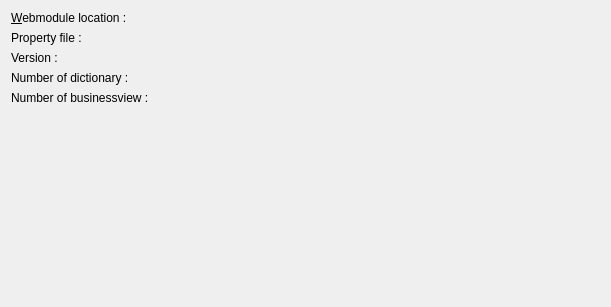
First picture: the form in plugins/generix/projectproperty/std/generixprojectpageform.ui, repository phoenix741/xinx, before the edit.
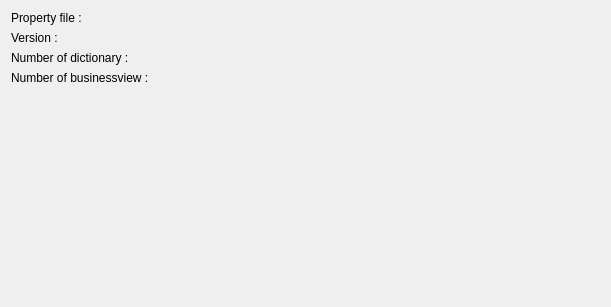
Second picture: the form after the edit. Custom widgets are drawn as their Qt base class.

What changed in the file:
```diff
--- a/plugins/generix/projectproperty/std/generixprojectpageform.ui
+++ b/plugins/generix/projectproperty/std/generixprojectpageform.ui
@@ -18,71 +18,51 @@
     <enum>QFormLayout::AllNonFixedFieldsGrow</enum>
    </property>
    <item row="0" column="0">
-    <widget class="QLabel" name="label">
-     <property name="text">
-      <string>&amp;Webmodule location :</string>
-     </property>
-     <property name="buddy">
-      <cstring>m_webModuleLocation</cstring>
-     </property>
-    </widget>
-   </item>
-   <item row="0" column="1">
-    <widget class="DirectoryEditWidget" name="m_webModuleLocation" native="true">
-     <property name="focusPolicy">
-      <enum>Qt::TabFocus</enum>
-     </property>
-     <property name="directory" stdset="0">
-      <bool>true</bool>
-     </property>
-    </widget>
-   </item>
-   <item row="1" column="0">
     <widget class="QLabel" name="label_5">
      <property name="text">
       <string>Property file :</string>
      </property>
     </widget>
    </item>
-   <item row="1" column="1">
+   <item row="0" column="1">
     <widget class="QLabel" name="m_propertyFileLabel">
      <property name="text">
       <string/>
      </property>
     </widget>
    </item>
-   <item row="2" column="0">
+   <item row="1" column="0">
     <widget class="QLabel" name="label_8">
      <property name="text">
       <string>Version :</string>
      </property>
     </widget>
    </item>
-   <item row="2" column="1">
+   <item row="1" column="1">
     <widget class="ConfigurationVersionLabel" name="m_configurationVersionLabel"/>
    </item>
-   <item row="3" column="0">
+   <item row="2" column="0">
     <widget class="QLabel" name="label_2">
      <property name="text">
       <string>Number of dictionary :</string>
      </property>
     </widget>
    </item>
-   <item row="3" column="1">
+   <item row="2" column="1">
     <widget class="QLabel" name="m_dictionaryCount">
      <property name="text">
       <string/>
      </property>
     </widget>
    </item>
-   <item row="4" column="0">
+   <item row="3" column="0">
     <widget class="QLabel" name="label_3">
      <property name="text">
       <string>Number of businessview :</string>
      </property>
     </widget>
    </item>
-   <item row="4" column="1">
+   <item row="3" column="1">
     <widget class="QLabel" name="m_businessViewLabel">
      <property name="text">
       <string/>
@@ -92,12 +72,6 @@
   </layout>
  </widget>
  <customwidgets>
-  <customwidget>
-   <class>DirectoryEditWidget</class>
-   <extends>QWidget</extends>
-   <header>directoryedit.h</header>
-   <container>1</container>
-  </customwidget>
   <customwidget>
    <class>ConfigurationVersionLabel</class>
    <extends>QLabel</extends>
```
